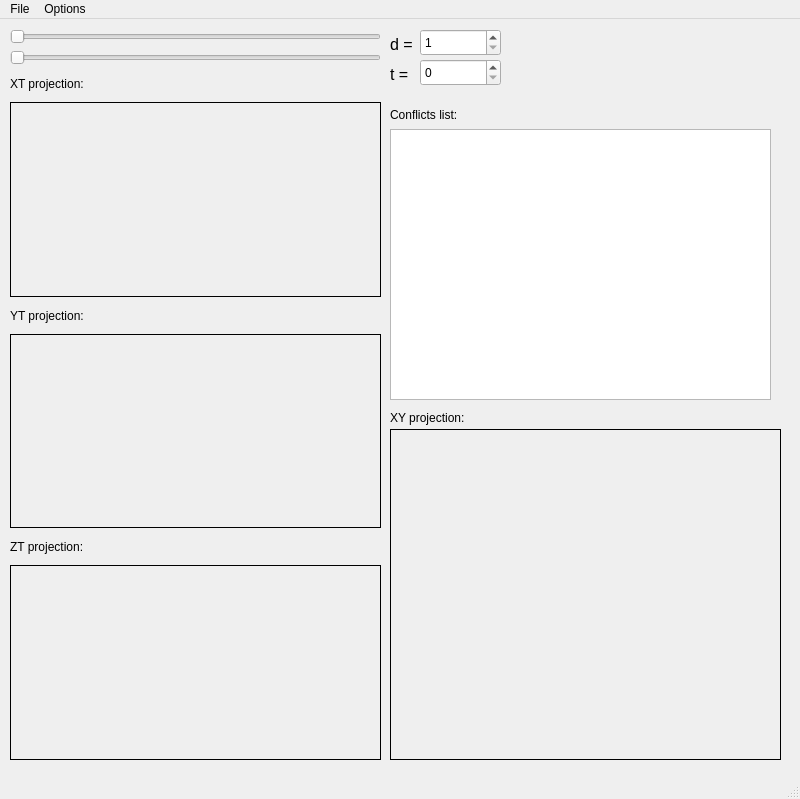
evsluzh/4dt-closest-points, file 4dt-closest-points/gui/mainwindow.ui: the form before one commit.
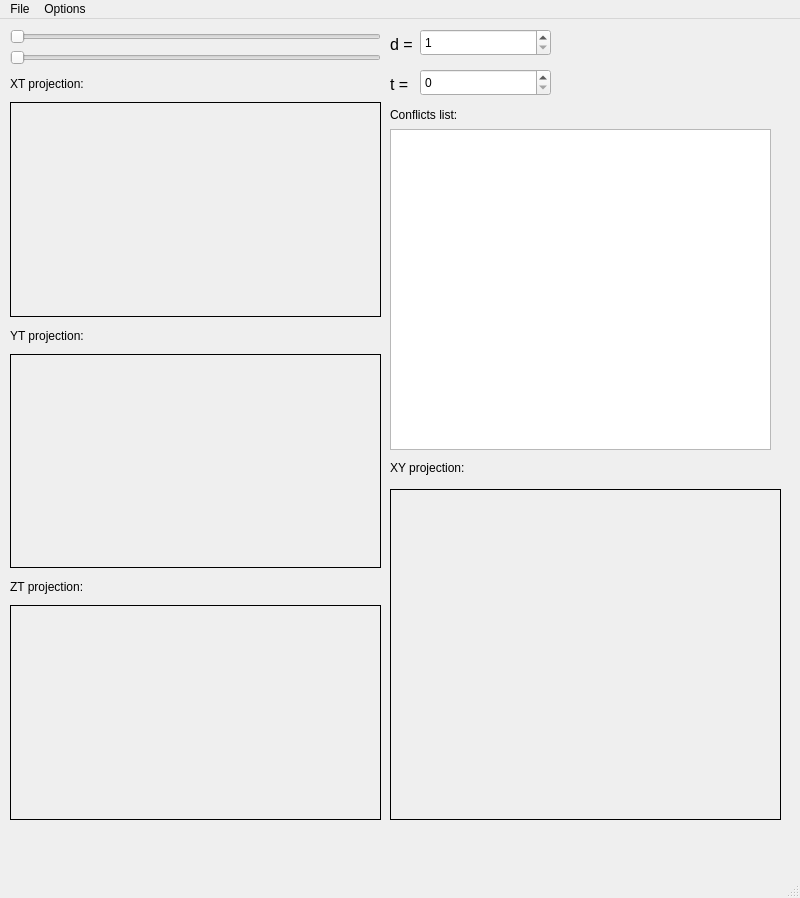
The form after the commit.

Commit message: Optimized edge searching in geometric hashing precalc

Diff of the .ui file:
```diff
--- a/4dt-closest-points/gui/mainwindow.ui
+++ b/4dt-closest-points/gui/mainwindow.ui
@@ -7,7 +7,7 @@
     <x>0</x>
     <y>0</y>
     <width>800</width>
-    <height>799</height>
+    <height>898</height>
    </rect>
   </property>
   <property name="windowTitle">
@@ -18,7 +18,7 @@
     <property name="geometry">
      <rect>
       <x>390</x>
-      <y>410</y>
+      <y>470</y>
       <width>391</width>
       <height>331</height>
      </rect>
@@ -36,7 +36,7 @@
       <x>390</x>
       <y>110</y>
       <width>381</width>
-      <height>271</height>
+      <height>321</height>
      </rect>
     </property>
    </widget>
@@ -44,7 +44,7 @@
     <property name="geometry">
      <rect>
       <x>10</x>
-      <y>700</y>
+      <y>810</y>
       <width>471</width>
       <height>31</height>
      </rect>
@@ -59,7 +59,7 @@
       <x>10</x>
       <y>10</y>
       <width>371</width>
-      <height>731</height>
+      <height>791</height>
      </rect>
     </property>
     <layout class="QVBoxLayout" name="verticalLayout">
@@ -189,7 +189,7 @@
      <rect>
       <x>420</x>
       <y>10</y>
-      <width>81</width>
+      <width>131</width>
       <height>27</height>
      </rect>
     </property>
@@ -204,7 +204,7 @@
     <property name="geometry">
      <rect>
       <x>390</x>
-      <y>40</y>
+      <y>50</y>
       <width>23</width>
       <height>31</height>
      </rect>
@@ -225,8 +225,8 @@
     <property name="geometry">
      <rect>
       <x>420</x>
-      <y>40</y>
-      <width>81</width>
+      <y>50</y>
+      <width>131</width>
       <height>27</height>
      </rect>
     </property>
@@ -251,7 +251,7 @@
     <property name="geometry">
      <rect>
       <x>390</x>
-      <y>390</y>
+      <y>440</y>
       <width>131</width>
       <height>17</height>
      </rect>
```
The commit also changes 2 other files.
